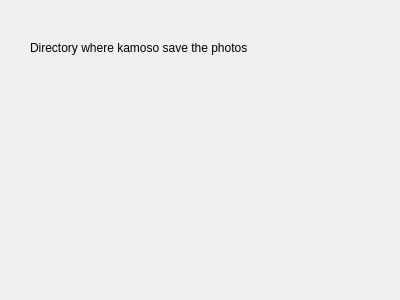
Above: src/generalConfig.ui from KDE/kamoso before the change. Below: the same form after it.
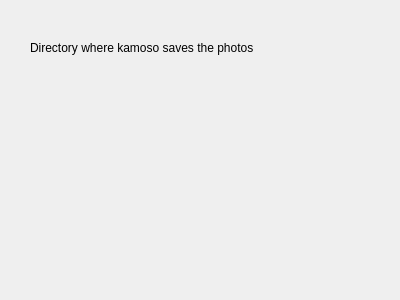
That is the form after the change. Custom widgets are drawn as their Qt base class.

What changed in the file:
```diff
--- a/src/generalConfig.ui
+++ b/src/generalConfig.ui
@@ -23,7 +23,7 @@
     </rect>
    </property>
    <property name="text">
-    <string>Directory where kamoso save the photos</string>
+    <string>Directory where kamoso saves the photos</string>
    </property>
   </widget>
   <widget class="KUrlRequester" name="kcfg_saveUrl">
```
